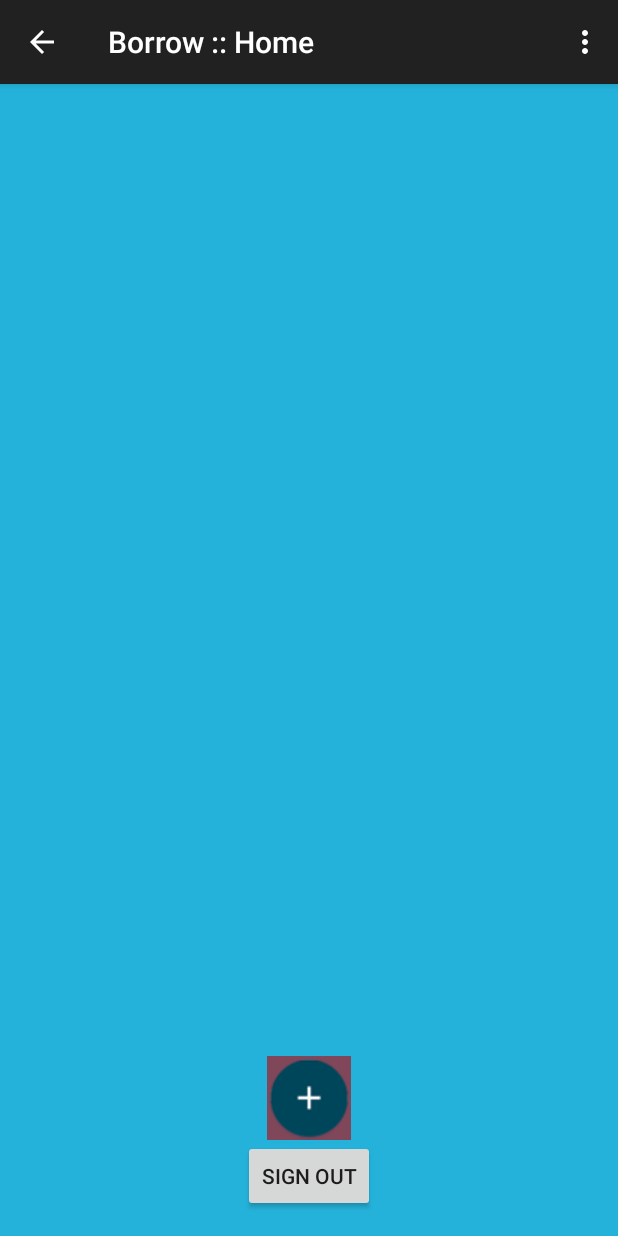
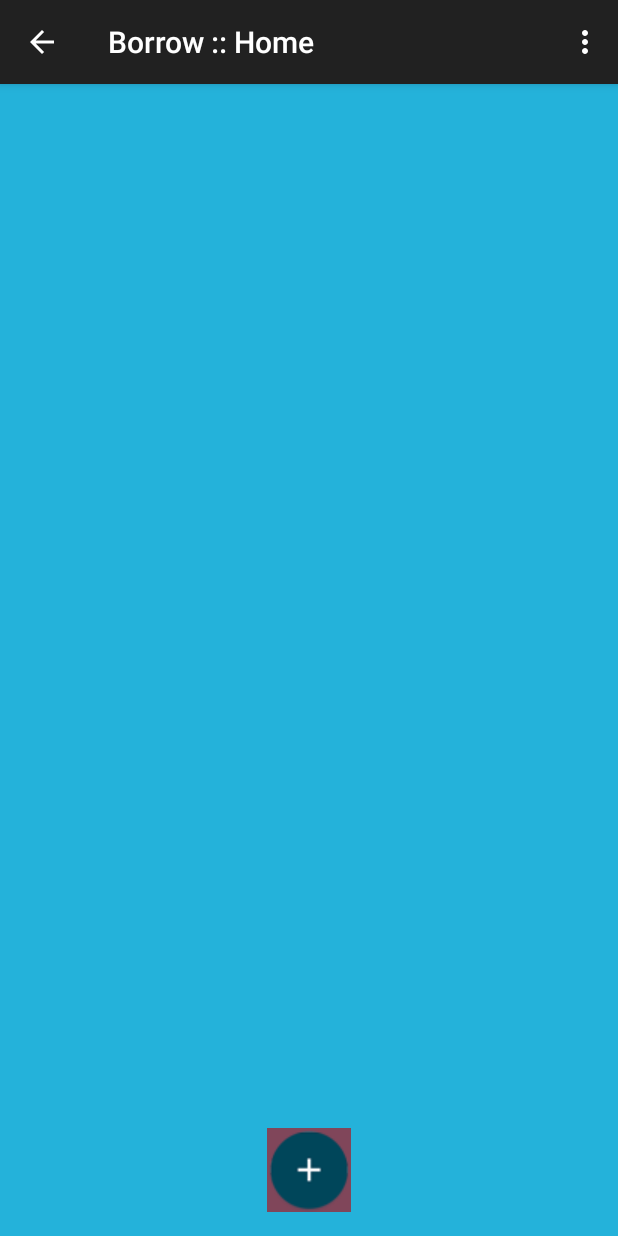
Before and after one commit to borozcod/android-app, an Android app: the HomeActivity screen opened directly, with no data from a screen before it, on a phone screen of 412 x 824 dp. Run offline under Robolectric (Android 15) with nearby library versions, the phone set to English and light mode, and no system bars.

Commit message:
Fixed bug that allowed users to create BorrowObjects without being signed in

```diff
--- a/Borrow/app/src/main/java/com/example/appleuser/borrow/HomeActivity.java
+++ b/Borrow/app/src/main/java/com/example/appleuser/borrow/HomeActivity.java
@@ -15,8 +15,6 @@ import com.parse.ParseUser;
 
 public class HomeActivity extends ActionBarActivity
 {
-
-    private Button buttonSignOut;
     private ImageButton buttonAddItem;
     private static Intent i;
 
@@ -52,15 +50,7 @@ public class HomeActivity extends ActionBarActivity
 
     private void initializeButtons()
     {
-        buttonSignOut = (Button)findViewById(R.id.homeButtonSignOut);
         buttonAddItem = (ImageButton)findViewById(R.id.homeButtonAddItem);
-
-        buttonSignOut.setOnClickListener(new OnClickListener() {
-            @Override
-            public void onClick(View v) {
-                signOut();
-            }
-        });
 
         buttonAddItem.setOnClickListener(new OnClickListener() {
             @Override
@@ -74,12 +64,6 @@ public class HomeActivity extends ActionBarActivity
     {
         i = new Intent(getApplicationContext(), AddItemActivity.class);
         startActivity(i);
-    }
-
-    private void signOut()
-    {
-        ParseUser.logOut();
-        toMainActivity();
     }
 
     private void toMainActivity()
--- a/Borrow/app/src/main/java/com/example/appleuser/borrow/MyListActivity.java
+++ b/Borrow/app/src/main/java/com/example/appleuser/borrow/MyListActivity.java
@@ -19,8 +19,6 @@ public class MyListActivity extends ListActivity {
         MySimpleArrayAdapter adapter = new MySimpleArrayAdapter(this, values);
 
         setListAdapter(adapter);
-
-
     }
 
     @Override
--- a/Borrow/app/src/main/java/com/example/appleuser/borrow/SigninActivity.java
+++ b/Borrow/app/src/main/java/com/example/appleuser/borrow/SigninActivity.java
@@ -91,7 +91,8 @@ public class SigninActivity extends ActionBarActivity
                 if (pe != null) {
                     toast(pe.getMessage());
                 } else {
-                    toWelcomeActivity();
+                    setResult(RESULT_OK);
+                    finish();
                 }
             }
         });
@@ -123,6 +124,7 @@ public class SigninActivity extends ActionBarActivity
         finish();
         i = new Intent(getApplicationContext(), WelcomeActivity.class);
         startActivity(i);
+
     }
 
     private void toMainActivity()
--- a/Borrow/app/src/main/java/com/example/appleuser/borrow/SignupActivity.java
+++ b/Borrow/app/src/main/java/com/example/appleuser/borrow/SignupActivity.java
@@ -109,7 +109,8 @@ public class SignupActivity extends ActionBarActivity
                 if (pe != null) {
                     toast(pe.getMessage());
                 } else {
-                    toWelcomeActivity();
+                    setResult(RESULT_OK);
+                    finish();
                 }
             }
         });
--- a/Borrow/app/src/main/java/com/example/appleuser/borrow/WelcomeActivity.java
+++ b/Borrow/app/src/main/java/com/example/appleuser/borrow/WelcomeActivity.java
@@ -81,6 +81,8 @@ public class WelcomeActivity extends ActionBarActivity
 
         i = new Intent(getApplicationContext(), MainActivity.class);
         startActivity(i);
+
+        finish();
     }
 
     @Override
--- a/Borrow/app/src/main/res/layout/activity_home.xml
+++ b/Borrow/app/src/main/res/layout/activity_home.xml
@@ -25,22 +25,13 @@
         <!--android:layout_alignEnd="@+id/listView"-->
         <!--android:layout_alignParentStart="true" />-->
 
-    <Button
-        android:layout_width="wrap_content"
-        android:layout_height="wrap_content"
-        android:text="Sign out"
-        android:id="@+id/homeButtonSignOut"
-        android:onClick="homeToMainActivity"
-        android:layout_alignParentBottom="true"
-        android:layout_centerHorizontal="true" />
-
     <ImageButton
         android:layout_width="wrap_content"
         android:layout_height="wrap_content"
         android:id="@+id/homeButtonAddItem"
         android:src="@drawable/pluss_button"
         android:background="#80465A"
-        android:layout_above="@+id/homeButtonSignOut"
+        android:layout_alignParentBottom="true"
         android:layout_centerHorizontal="true" />
 
 </RelativeLayout>
```
Also changed, not shown: Borrow/app/src/main/java/com/example/appleuser/borrow/MainActivity.java (+48 -10 lines).
